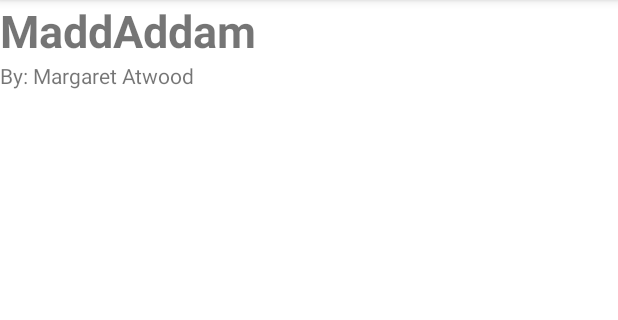
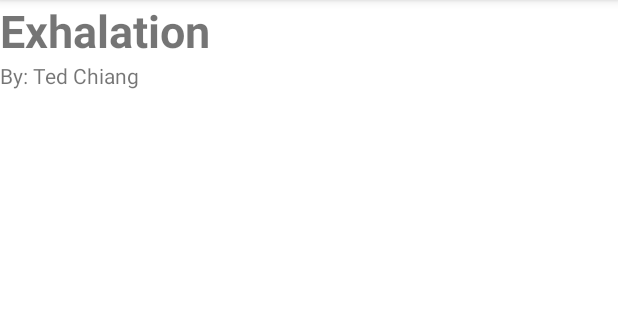
Before and after one commit to LayeredCake/library, an Android app: the screen it shows after launch (MainActivity), on a phone screen of 412 x 824 dp, the part 84-404 px from its top. Run offline under Robolectric (Android 15) with nearby library versions, the phone set to English and light mode, and no system bars.

Commit message:
Connected View to BookDetailViewModel.

```diff
--- a/app/build.gradle
+++ b/app/build.gradle
@@ -14,6 +14,10 @@ android {
         versionName "1.0"
 
         testInstrumentationRunner "androidx.test.runner.AndroidJUnitRunner"
+    }
+
+    buildFeatures {
+        dataBinding true
     }
 
     buildTypes {
@@ -37,6 +41,7 @@ dependencies {
     implementation 'androidx.appcompat:appcompat:1.4.1'
     implementation 'com.google.android.material:material:1.5.0'
     implementation 'androidx.constraintlayout:constraintlayout:2.1.3'
+    implementation 'androidx.activity:activity-ktx:1.4.0'
     testImplementation 'junit:junit:4.13.2'
     androidTestImplementation 'androidx.test.ext:junit:1.1.3'
     androidTestImplementation 'androidx.test.espresso:espresso-core:3.4.0'
--- a/app/src/main/java/com/example/libraryapp/Book.kt
+++ b/app/src/main/java/com/example/libraryapp/Book.kt
@@ -1,4 +1,4 @@
-package layout
+package com.example.libraryapp
 
 data class Book(val title: String, val author: String){
 
--- /dev/null
+++ b/app/src/main/java/com/example/libraryapp/BookDetailViewModel.kt
@@ -0,0 +1,10 @@
+package com.example.libraryapp
+
+import androidx.lifecycle.MutableLiveData
+import androidx.lifecycle.ViewModel
+
+class BookDetailViewModel : ViewModel() {
+
+    val book: MutableLiveData<Book> = MutableLiveData<Book>(Book("Exhalation", "Ted Chiang"))
+
+}
--- a/app/src/main/java/com/example/libraryapp/MainActivity.kt
+++ b/app/src/main/java/com/example/libraryapp/MainActivity.kt
@@ -5,16 +5,28 @@ import android.os.Bundle
 import android.widget.ArrayAdapter
 import android.widget.ListView
 import android.widget.TextView
-import layout.Book
+import androidx.activity.viewModels
+import androidx.lifecycle.Observer
 
 class MainActivity : AppCompatActivity() {
-    val book = Book("MaddAddam", "Margaret Atwood")
+    var book = Book("MaddAddam", "Margaret Atwood")
     override fun onCreate(savedInstanceState: Bundle?) {
         super.onCreate(savedInstanceState)
+
         setContentView(R.layout.activity_main)
+
         val title: TextView = findViewById(R.id.titleView)
+        val author: TextView = findViewById(R.id.authorView)
+
         title.text = book.title
-        val author: TextView = findViewById(R.id.authorView)
         author.text = "By: " + book.author
+
+        val model: BookDetailViewModel by viewModels()
+        model.book.observe(this, Observer<Book> { newBook ->
+            book = newBook
+            title.text = book.title
+            author.text = "By: " + book.author
+        })
+
     }
 }
--- a/app/src/main/res/layout/activity_main.xml
+++ b/app/src/main/res/layout/activity_main.xml
@@ -1,5 +1,6 @@
 <?xml version="1.0" encoding="utf-8"?>
 <androidx.constraintlayout.widget.ConstraintLayout xmlns:android="http://schemas.android.com/apk/res/android"
+
         xmlns:app="http://schemas.android.com/apk/res-auto"
         xmlns:tools="http://schemas.android.com/tools"
         android:layout_width="match_parent"
```
Lines whose indentation alone changed are shown as unchanged.
